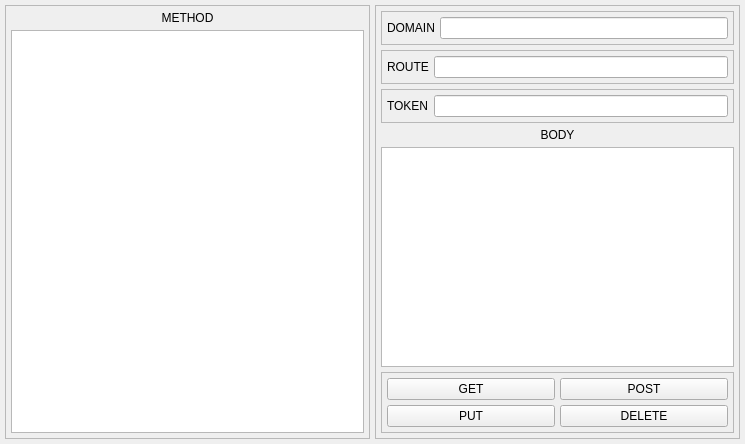
First picture: the form in gui/postboy_ui_v1.ui, repository Ron-Chang/postboy, before the edit.
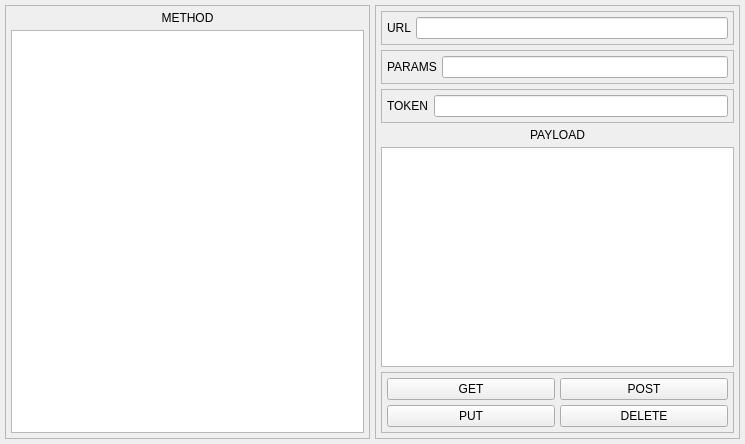
Second picture: the form after the edit.

Commit message: Add setup file and restructure postboy method

The edit to the form file:
```diff
--- a/gui/postboy_ui_v1.ui
+++ b/gui/postboy_ui_v1.ui
@@ -127,12 +127,16 @@
          <item>
           <widget class="QLabel" name="label_domain">
            <property name="text">
-            <string>DOMAIN</string>
+            <string>URL</string>
            </property>
           </widget>
          </item>
          <item>
-          <widget class="QLineEdit" name="lineEdit_domain"/>
+          <widget class="QLineEdit" name="lineEdit_url">
+           <property name="text">
+            <string/>
+           </property>
+          </widget>
          </item>
         </layout>
        </widget>
@@ -164,7 +168,7 @@
          <item>
           <widget class="QLabel" name="label_route">
            <property name="text">
-            <string>ROUTE</string>
+            <string>PARAMS</string>
            </property>
           </widget>
          </item>
@@ -217,7 +221,7 @@
          <enum>Qt::LeftToRight</enum>
         </property>
         <property name="text">
-         <string>BODY</string>
+         <string>PAYLOAD</string>
         </property>
         <property name="alignment">
          <set>Qt::AlignCenter</set>
```
Left out of the diff: 10 changed lines with no effect on the pictures. The commit also changes 4 other files.
